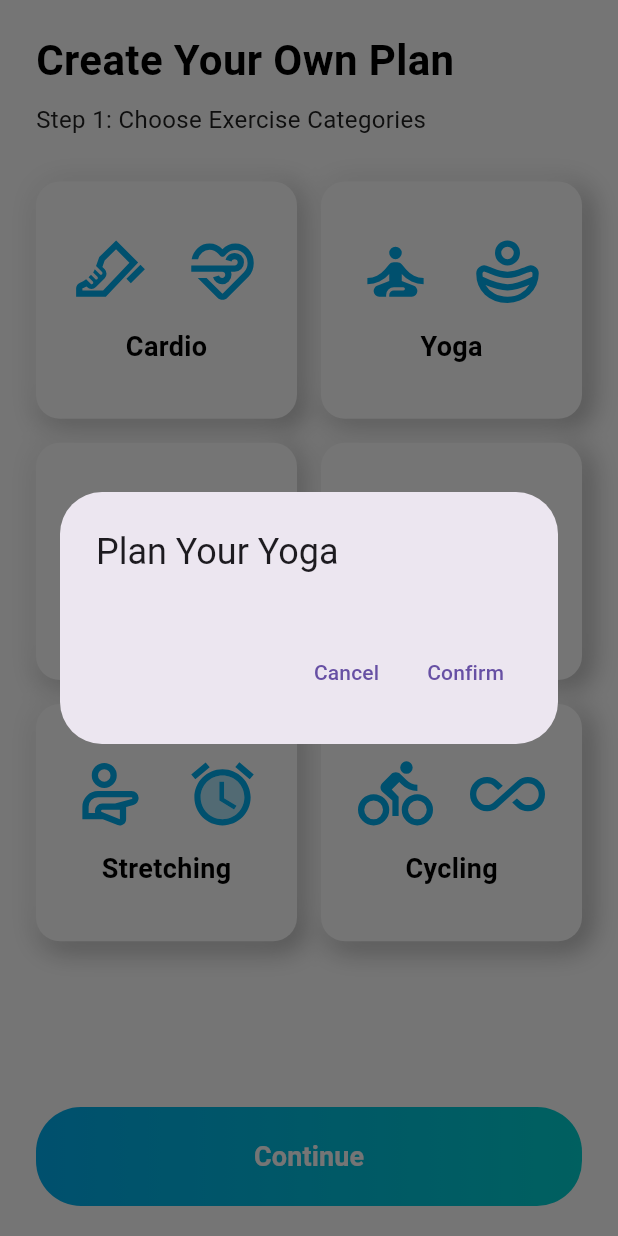
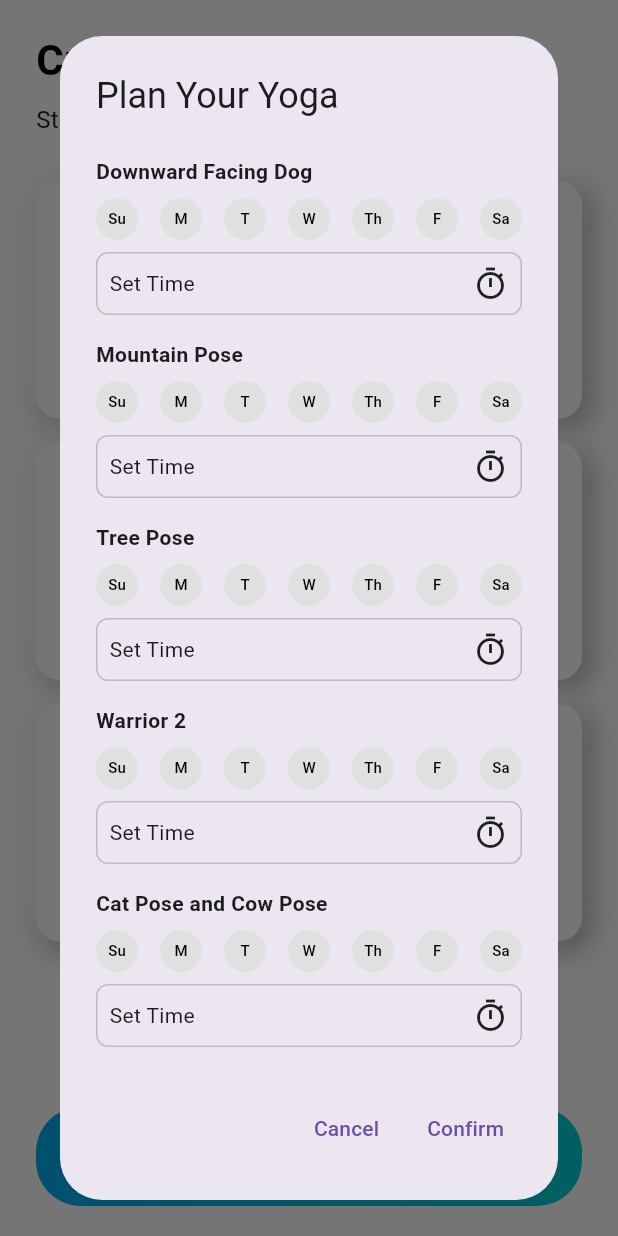
Before and after one commit to WasanAldawoud/Fit-it, a Flutter app: the screen it shows after launch, after a tap on "Yoga", on a phone screen of 412 x 824 dp. Run offline on Flutter 3.47's test engine with Material 3 defaults, Android fonts, the phone set to English and light mode, and no system bars; our stand-ins replace flutter_svg.

Commit message:
Building Still In Process(ALMOST)

```diff
--- a/lib/main.dart
+++ b/lib/main.dart
@@ -107,7 +107,7 @@ class CreatePlanScreenState extends State<CreatePlanScreen> {
     ExerciseCategory(
         name: 'Yoga',
         icons: ['assets/icons/yoga1.svg','assets/icons/yoga2.svg'],
-        exercises: [] ),
+        exercises: ['Downward Facing Dog', 'Mountain Pose', 'Tree Pose', 'Warrior 2','Cat Pose and Cow Pose', 'Chair Pose', 'Cobra Pose', 'Child\'s Pose'] ),
     ExerciseCategory(
         name: 'Swimming',
         icons: ['assets/icons/swimming1.svg','assets/icons/swimming3.svg'],
@@ -115,11 +115,11 @@ class CreatePlanScreenState extends State<CreatePlanScreen> {
     ExerciseCategory(
         name: 'Pilates',
         icons: ['assets/icons/pilates3.svg','assets/icons/pilates2.svg'],
-        exercises: [] ),
+        exercises: ['Pelvic Curl', 'Chest Lift', 'Chest Lift with Rotation', 'Spine Twist Supine', 'Single Leg Stretch', 'Roll Up', 'Roll-Like-a-Ball', 'Leg Circles'] ),
     ExerciseCategory(
         name: 'Stretching',
         icons: ['assets/icons/stretching1.svg','assets/icons/stretching2.svg'],
-        exercises: [] ),
+        exercises: ['Hamstring stretch', 'Standing calf stretch', 'Shoulder stretch', 'Triceps stretch', 'Knee to chest', 'Quad stretch', 'Cat Cow', 'Child\'s Pose', 'Quadriceps stretch', 'Kneeling hip flexor stretch', 'Side stretch', 'Chest and shoulder stretch', 'Neck Stretch', 'Spinal Twist', 'Bicep stretch', 'Cobra'] ),
     ExerciseCategory(
         name: 'Cycling',
         icons: ['assets/icons/cycling1.svg','assets/icons/cycling2.svg'],
@@ -129,15 +129,15 @@ class CreatePlanScreenState extends State<CreatePlanScreen> {
   // Set to store the names of selected categories
   final Set<String> selectedCategories = {};
 
-  void toggleCategory(String categoryName) {
-    setState(() {
-      if (selectedCategories.contains(categoryName)) {
-        selectedCategories.remove(categoryName);
-      } else {
-        selectedCategories.add(categoryName);
-      }
-    });
-  }
+  // void toggleCategory(String categoryName) {
+  //   setState(() {
+  //     if (selectedCategories.contains(categoryName)) {
+  //       selectedCategories.remove(categoryName);
+  //     } else {
+  //       selectedCategories.add(categoryName);
+  //     }
+  //   });
+  // }
 
   @override
   Widget build(BuildContext context) {
@@ -405,7 +405,7 @@ class ExerciseSelectionDialogState extends State<ExerciseSelectionDialog> {
   // A list to hold the temporary state for each exercise in the dialog
   late List<DialogExerciseState> planStates;
 
-  final List<String> weekDays = ['M', 'T', 'W', 'Th', 'F', 'Sa', 'Su'];
+  final List<String> weekDays = ['Su', 'M', 'T', 'W', 'Th', 'F', 'Sa'];
 
   @override
   void initState() {
```
